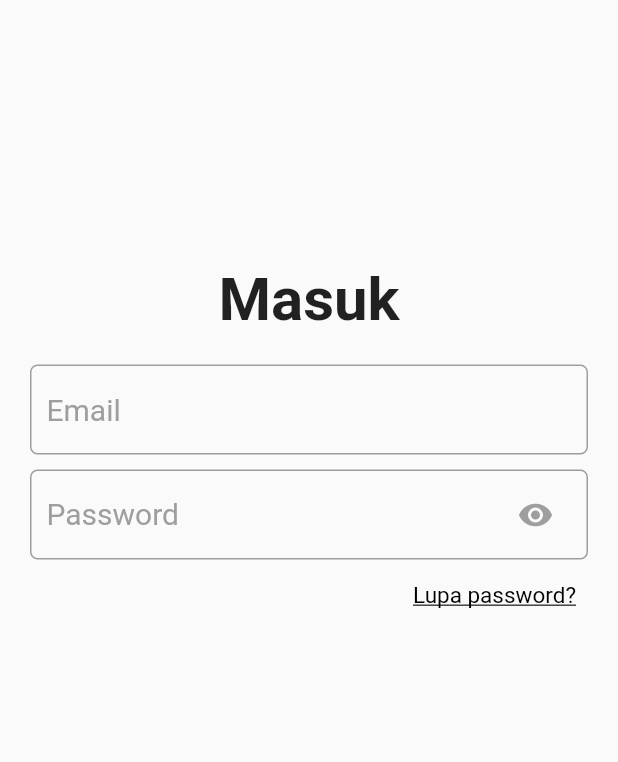
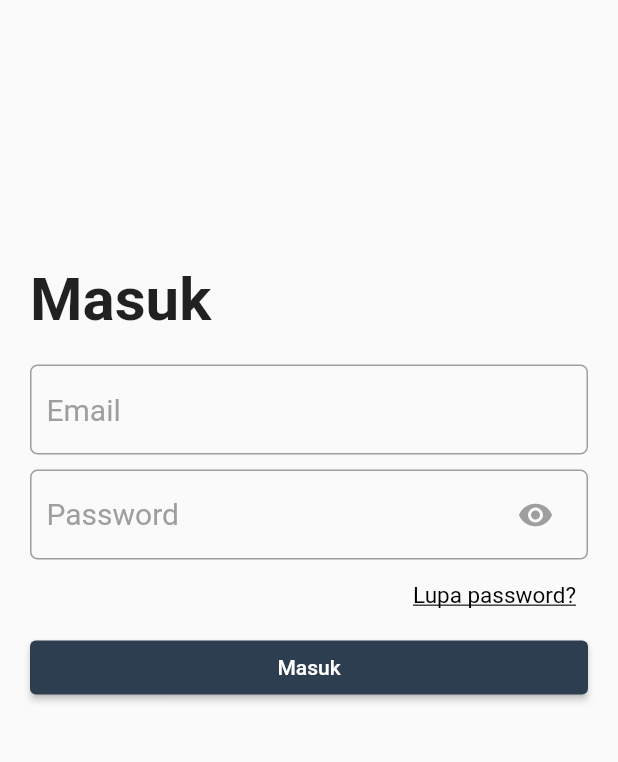
Before and after one commit to FieryInferno/login_dicoding, a Flutter app: the screen it shows after launch, on a phone screen of 412 x 824 dp, the part 411-1173 px from its top. Run offline on Flutter 3.47's test engine with Material 2 defaults, Android fonts, the phone set to English and light mode, and no system bars.

Commit message:
Tombol masuk

```diff
--- a/lib/main.dart
+++ b/lib/main.dart
@@ -49,6 +49,7 @@ class _MainApp extends State<MainApp> {
               ),
               Expanded(
                 child: Column(
+                  crossAxisAlignment: CrossAxisAlignment.start,
                   children: [
                     Container(
                       margin: const EdgeInsets.symmetric(vertical: 10),
@@ -93,7 +94,22 @@ class _MainApp extends State<MainApp> {
                           ),
                           onPressed: () {},
                           child: const Text('Lupa password?'),
-                        )
+                        ),
+                      ],
+                    ),
+                    Row(
+                      children: [
+                        Expanded(
+                          child: ElevatedButton(
+                            style: const ButtonStyle(
+                              backgroundColor: MaterialStatePropertyAll(
+                                Color(0xFF2d3e50),
+                              ),
+                            ),
+                            onPressed: () {},
+                            child: const Text('Masuk'),
+                          ),
+                        ),
                       ],
                     ),
                   ],
```
